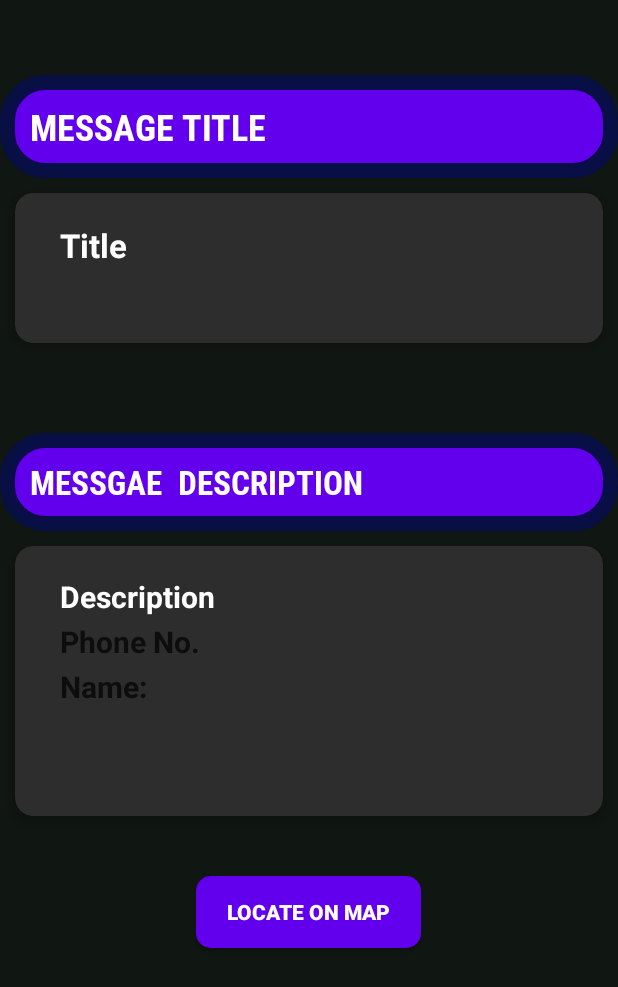
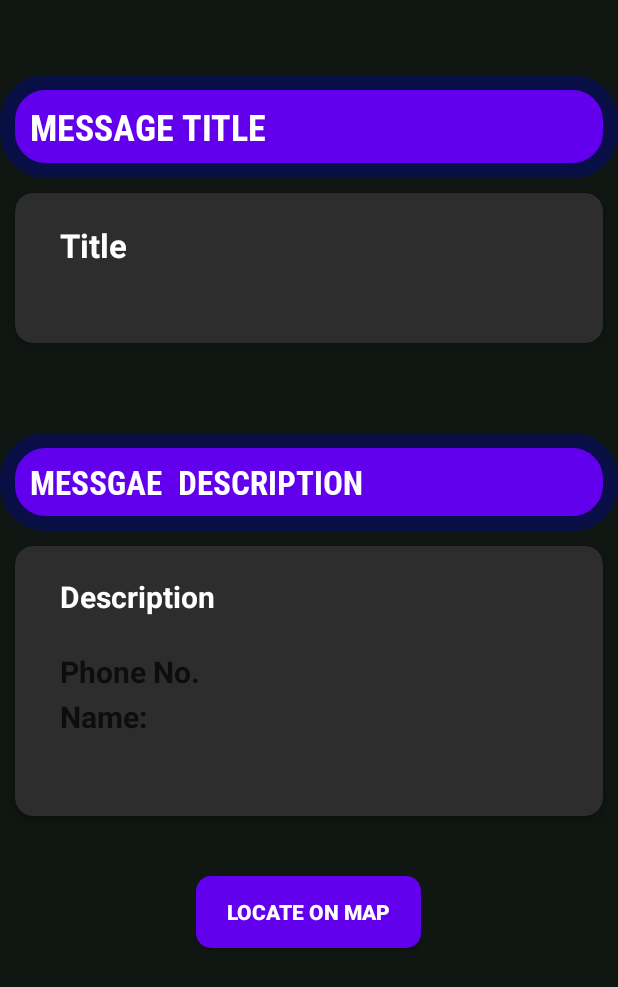
Before and after one commit to utsav-07/CovidSetu, an Android app: the layout activity_target.xml on its own in the app's theme, with its tools: preview values and no code run, on a phone screen of 412 x 824 dp. Shown: the top 987 px of the screen. Run offline under Robolectric (Android 15) with nearby library versions, the phone set to English and light mode, and no system bars.

Commit message:
minor improvements

```diff
--- a/app/src/main/java/com/example/register_login/Broadcast.kt
+++ b/app/src/main/java/com/example/register_login/Broadcast.kt
@@ -76,7 +76,7 @@ var area:String = "abs"
 
                     if(it==null)
                     {
-                        Toast.makeText(this,"Please turn on your Location/GPS from Settings",Toast.LENGTH_LONG).show();
+                        Toast.makeText(this,"Please turn on your Location from Settings and try again",Toast.LENGTH_LONG).show();
                     }
                     else it.apply{
                         val lat = it.latitude;
--- a/app/src/main/res/layout/activity_target.xml
+++ b/app/src/main/res/layout/activity_target.xml
@@ -79,6 +79,7 @@
         android:textStyle="bold"
         android:id="@+id/tvDescription"/>
         <LinearLayout
+            android:paddingTop="20dp"
             android:layout_width="match_parent"
             android:layout_height="wrap_content">
     <TextView
@@ -98,9 +99,11 @@
                 android:layout_marginTop="50dp"
                 android:textSize="20sp"
                 android:layout_weight="1"
+                android:textColor="@color/white"
                 android:layout_height="wrap_content"/>
         </LinearLayout>
         <LinearLayout
+            android:paddingTop="20dp"
             android:layout_width="match_parent"
             android:layout_height="wrap_content">
     <TextView
```
